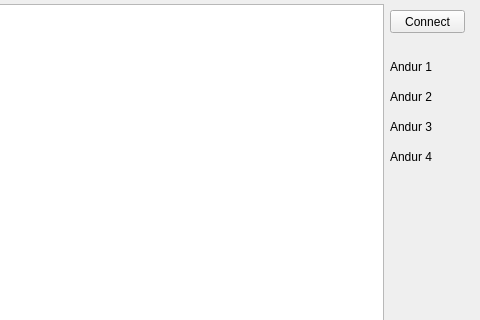
The window that Software/PC/PC/followerui.ui (TalTechRobotiklubi/Follower) describes before a commit, drawn with Qt 5; both pictures show x 120 to 600 and y 0 to 320 of the 600 by 525 pixel window.
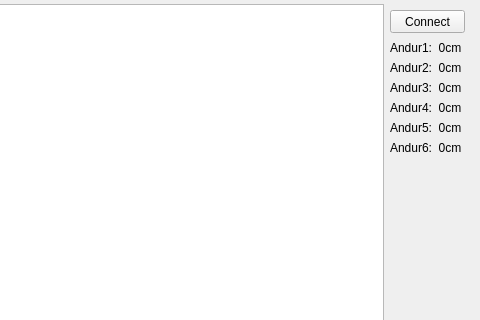
The same window after the commit.

The edit to the form file:
```diff
--- a/Software/PC/PC/followerui.ui
+++ b/Software/PC/PC/followerui.ui
@@ -30,105 +30,53 @@
    <widget class="QLabel" name="lbl_andur1">
     <property name="geometry">
      <rect>
-      <x>360</x>
-      <y>30</y>
-      <width>46</width>
-      <height>13</height>
+      <x>510</x>
+      <y>40</y>
+      <width>81</width>
+      <height>16</height>
      </rect>
     </property>
     <property name="text">
-     <string/>
+     <string>Andur1:  0cm</string>
     </property>
    </widget>
    <widget class="QLabel" name="lbl_andur2">
     <property name="geometry">
      <rect>
-      <x>360</x>
+      <x>510</x>
       <y>60</y>
-      <width>46</width>
-      <height>13</height>
+      <width>81</width>
+      <height>16</height>
      </rect>
     </property>
     <property name="text">
-     <string/>
+     <string>Andur2:  0cm</string>
     </property>
    </widget>
    <widget class="QLabel" name="lbl_andur3">
     <property name="geometry">
      <rect>
-      <x>360</x>
-      <y>90</y>
-      <width>46</width>
-      <height>13</height>
+      <x>510</x>
+      <y>80</y>
+      <width>81</width>
+      <height>16</height>
      </rect>
     </property>
     <property name="text">
-     <string/>
+     <string>Andur3:  0cm</string>
     </property>
    </widget>
    <widget class="QLabel" name="lbl_andur4">
     <property name="geometry">
      <rect>
-      <x>360</x>
-      <y>120</y>
-      <width>46</width>
-      <height>13</height>
-     </rect>
-    </property>
-    <property name="text">
-     <string/>
-    </property>
-   </widget>
-   <widget class="QLabel" name="label_5">
-    <property name="geometry">
-     <rect>
       <x>510</x>
-      <y>60</y>
-      <width>46</width>
-      <height>13</height>
+      <y>100</y>
+      <width>81</width>
+      <height>16</height>
      </rect>
     </property>
     <property name="text">
-     <string>Andur 1</string>
-    </property>
-   </widget>
-   <widget class="QLabel" name="label_6">
-    <property name="geometry">
-     <rect>
-      <x>510</x>
-      <y>90</y>
-      <width>46</width>
-      <height>13</height>
-     </rect>
-    </property>
-    <property name="text">
-     <string>Andur 2</string>
-    </property>
-   </widget>
-   <widget class="QLabel" name="label_7">
-    <property name="geometry">
-     <rect>
-      <x>510</x>
-      <y>120</y>
-      <width>46</width>
-      <height>13</height>
-     </rect>
-    </property>
-    <property name="text">
-     <string>Andur 3</string>
-    </property>
-   </widget>
-   <widget class="QLabel" name="label_8">
-    <property name="geometry">
-     <rect>
-      <x>510</x>
-      <y>150</y>
-      <width>46</width>
-      <height>13</height>
-     </rect>
-    </property>
-    <property name="text">
-     <string>Andur 4</string>
+     <string>Andur4:  0cm</string>
     </property>
    </widget>
    <widget class="QGraphicsView" name="graphicsView">
@@ -141,6 +89,32 @@
      </rect>
     </property>
    </widget>
+   <widget class="QLabel" name="lbl_andur5">
+    <property name="geometry">
+     <rect>
+      <x>510</x>
+      <y>120</y>
+      <width>81</width>
+      <height>16</height>
+     </rect>
+    </property>
+    <property name="text">
+     <string>Andur5:  0cm</string>
+    </property>
+   </widget>
+   <widget class="QLabel" name="lbl_andur6">
+    <property name="geometry">
+     <rect>
+      <x>510</x>
+      <y>140</y>
+      <width>81</width>
+      <height>16</height>
+     </rect>
+    </property>
+    <property name="text">
+     <string>Andur6:  0cm</string>
+    </property>
+   </widget>
   </widget>
   <widget class="QStatusBar" name="statusBar"/>
  </widget>
```
